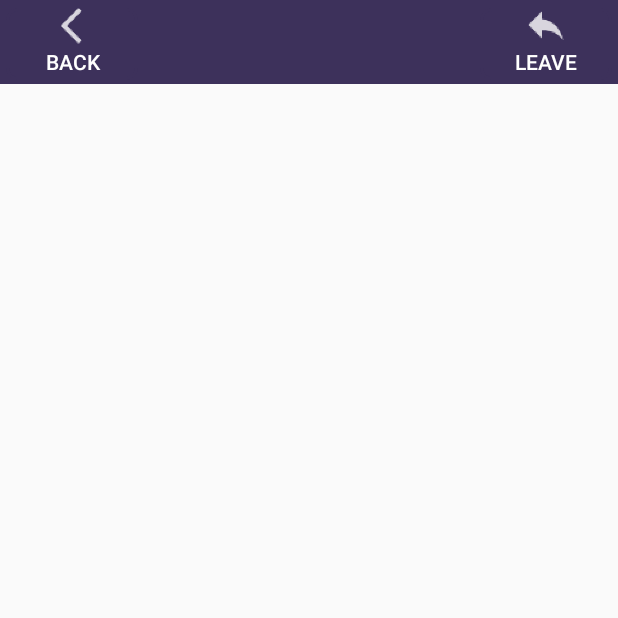
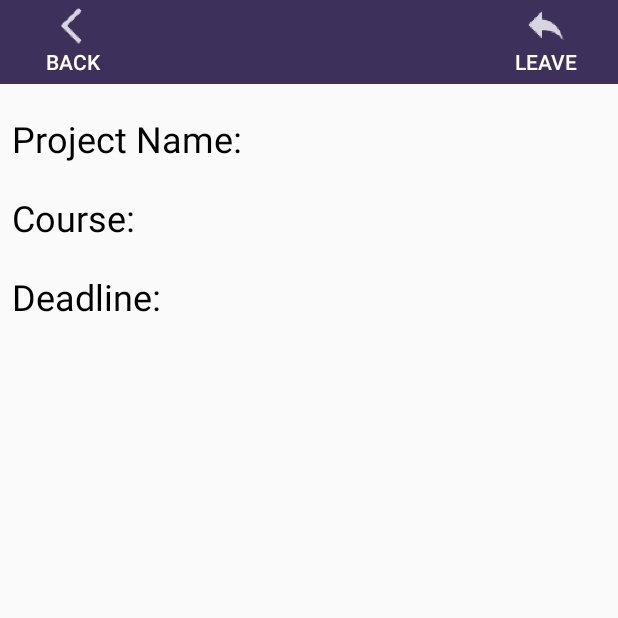
Before and after one commit to lukasrosario/EC327_Grouper, an Android app: the ProjectActivity screen opened directly, with no data from a screen before it, on a phone screen of 412 x 824 dp, the top half of it. Run offline under Robolectric (Android 15) with nearby library versions, the light colour scheme and no system bars; our stand-ins replace Firebase (no records; nobody signed in at launch, a user with empty details on screens opened directly); 1 statement that could not run was skipped.

Commit message:
Update activity_project_page.xml

```diff
--- a/app/src/main/res/layout/activity_project_page.xml
+++ b/app/src/main/res/layout/activity_project_page.xml
@@ -12,7 +12,7 @@
         android:layout_height="?attr/actionBarSize"
         android:background="#3D315B"
         android:theme="@style/ThemeOverlay.AppCompat.ActionBar"
-        app:popupTheme="@style/ThemeOverlay.AppCompat.Light"/>
+        app:popupTheme="@style/ThemeOverlay.AppCompat.Light" />
 
     <Button
         android:id="@+id/btLeave"
@@ -20,13 +20,12 @@
         android:layout_height="wrap_content"
         android:layout_alignParentTop="true"
         android:layout_alignParentEnd="true"
+        android:layout_marginTop="5dp"
+        android:layout_marginEnd="4dp"
+        android:background="@drawable/backbutton"
+        android:drawableTop="@drawable/leave_group_icon"
         android:text="Leave"
-        android:textColor="#ffffff"
-        android:layout_marginEnd="4dp"
-        android:layout_marginTop="5dp"
-        android:drawableTop="@drawable/leave_group_icon"
-        android:background="@drawable/backbutton"
-        />
+        android:textColor="#ffffff" />
 
     <Button
         android:id="@+id/btBack"
@@ -36,67 +35,102 @@
         android:layout_alignParentTop="true"
         android:layout_marginStart="4dp"
         android:layout_marginTop="5dp"
-        android:textColor="#ffffff"
+        android:background="@drawable/backbutton"
         android:drawableTop="@drawable/backwards_icon"
         android:text="Back"
-        android:background="@drawable/backbutton"
-        />
+        android:textColor="#ffffff" />
+
+    <TextView
+        android:id="@+id/projLabel"
+        android:layout_marginTop="20dp"
+        android:layout_height="wrap_content"
+        android:layout_width="wrap_content"
+        android:text="Project Name: "
+        android:layout_marginStart="8dp"
+        android:textSize="24sp"
+        android:textColor="@color/textColor"
+        android:layout_below="@id/my_toolbar"/>
 
     <TextView
         android:id="@+id/etProjectName"
         android:layout_width="wrap_content"
-        android:layout_height="45dp"
+        android:layout_height="wrap_content"
         android:layout_below="@id/my_toolbar"
-        android:layout_alignParentStart="true"
+        android:layout_marginTop="24dp"
+        android:layout_toRightOf="@id/projLabel"
         android:layout_marginStart="5dp"
-        android:layout_marginTop="12dp"
-        android:text="PrjectName"
-        />
+        android:textColor="@color/textColor"
+        android:textSize="20sp"
+        android:text="PrjectName" />
+
+    <TextView
+        android:id="@+id/courseLabel"
+        android:layout_height="wrap_content"
+        android:layout_marginStart="8dp"
+        android:layout_width="wrap_content"
+        android:text="Course: "
+        android:layout_marginTop="20dp"
+        android:textSize="24sp"
+        android:textColor="@color/textColor"
+        android:layout_below="@id/projLabel"/>
 
     <TextView
         android:id="@+id/etCourse"
         android:layout_width="wrap_content"
-        android:layout_height="45dp"
-        android:layout_alignParentStart="true"
+        android:layout_height="wrap_content"
+        android:textSize="20sp"
+        android:layout_marginTop="26dp"
+        android:textColor="@color/textColor"
         android:layout_below="@id/etProjectName"
+        android:layout_toRightOf="@id/courseLabel"
         android:layout_marginStart="5dp"
-        android:layout_marginTop="10dp"
-        android:text="Course Name"
-        />
+        android:text="Course Name" />
+
+    <TextView
+        android:id="@+id/deadlineLabel"
+        android:layout_height="wrap_content"
+        android:layout_width="wrap_content"
+        android:layout_marginStart="8dp"
+        android:text="Deadline: "
+        android:textSize="24sp"
+        android:layout_marginTop="20dp"
+        android:textColor="@color/textColor"
+        android:layout_below="@id/courseLabel"/>
 
     <TextView
         android:id="@+id/etDeadline"
         android:layout_width="wrap_content"
-        android:layout_height="45dp"
-        android:layout_alignParentStart="true"
+        android:layout_height="wrap_content"
         android:layout_below="@id/etCourse"
         android:layout_marginStart="5dp"
-        android:layout_marginTop="10dp"
-        android:text="Deadline"
-        />
+        android:textColor="@color/textColor"
+        android:textSize="20sp"
+        android:layout_toRightOf="@id/deadlineLabel"
+        android:layout_marginTop="26dp"
+        android:text="Deadline" />
 
     <TextView
         android:id="@+id/etDescription"
         android:layout_width="match_parent"
         android:layout_height="wrap_content"
-        android:layout_alignParentStart="true"
         android:layout_below="@id/etDeadline"
-        android:layout_marginStart="4dp"
+        android:layout_marginStart="8dp"
+        android:textSize="20sp"
+        android:layout_marginTop="24dp"
         android:layout_marginEnd="4dp"
-        android:layout_marginTop="5dp"
-        android:text="Description"
-        />
+        android:textColor="@color/textColor"
+        android:text="Description" />
 
     <ListView
         android:id="@+id/lView"
         android:layout_width="match_parent"
         android:layout_height="250dp"
         android:layout_below="@id/etDescription"
-        android:layout_marginStart="4dp"
-        android:layout_marginTop="67dp"
-        android:layout_marginEnd="4dp"
         android:layout_alignParentStart="true"
         android:layout_alignParentBottom="true"
+        android:layout_marginStart="4dp"
+        android:layout_marginTop="50dp"
+        android:layout_marginEnd="4dp"
         android:scrollbars="vertical" />
 
 </RelativeLayout>
```
